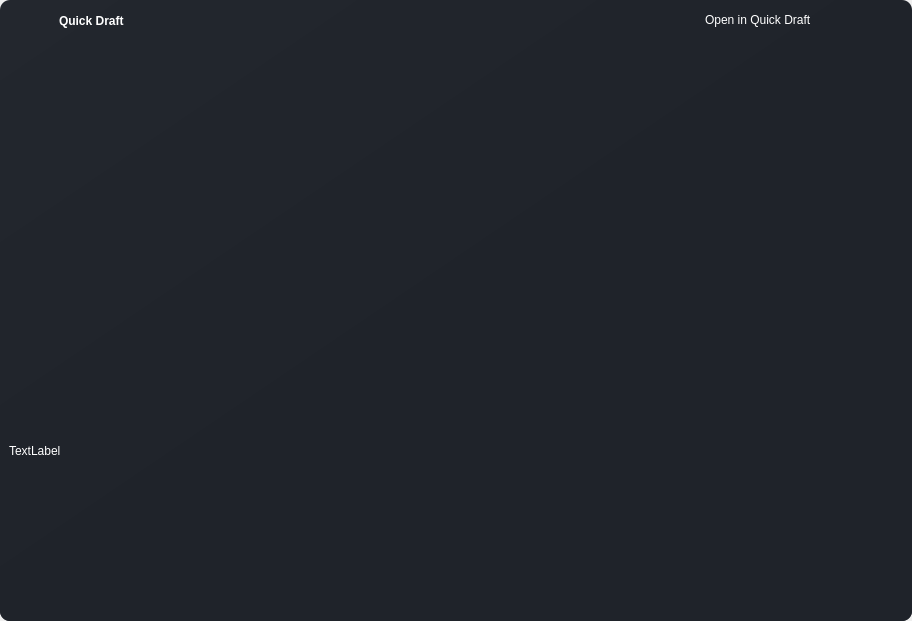
First picture: the form in ui/pages/quick_draft.ui, repository elian-olbz/mlbb-drafting-and-simulation-tools, before the edit.
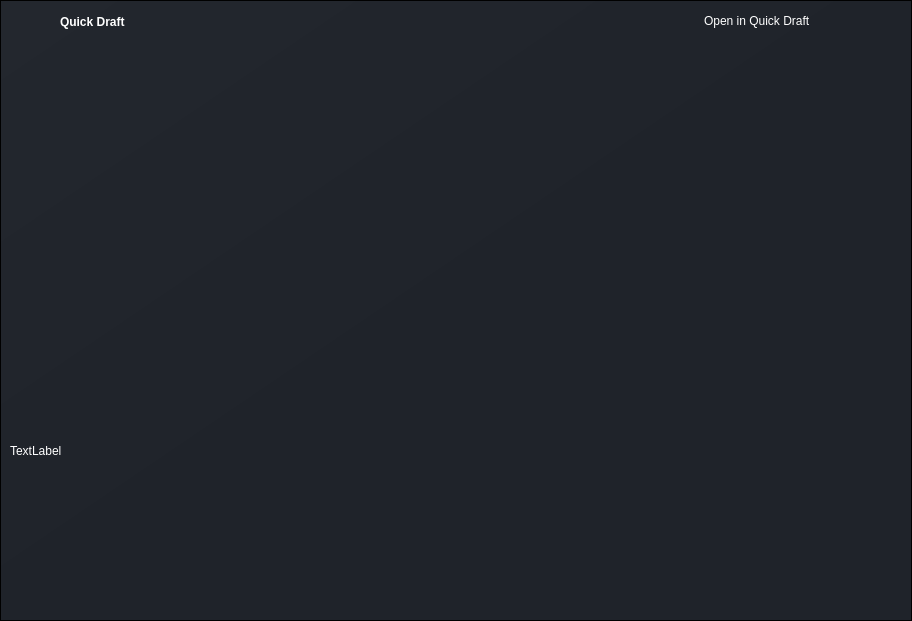
Second picture: the form after the edit. Icons and pictures are not drawn.

The edit to the form file:
```diff
--- a/ui/pages/quick_draft.ui
+++ b/ui/pages/quick_draft.ui
@@ -37,7 +37,7 @@
      <widget class="QFrame" name="drop_shadow">
       <property name="styleSheet">
        <string notr="true">background-color: qlineargradient(spread:pad, x1:0, y1:0, x2:1, y2:1, stop:0 rgba(35, 39, 46, 1), stop:0.521368 rgba(31, 35, 42, 1));
-border-radius: 10px;</string>
+</string>
       </property>
       <property name="frameShape">
        <enum>QFrame::StyledPanel</enum>
@@ -106,7 +106,7 @@
           <item alignment="Qt::AlignTop">
            <widget class="QFrame" name="frame_3">
             <property name="styleSheet">
-             <string notr="true"/>
+             <string notr="true">background:transparent;</string>
             </property>
             <property name="frameShape">
              <enum>QFrame::StyledPanel</enum>
```
Left out of the diff: 1 changed line with no effect on the pictures.
